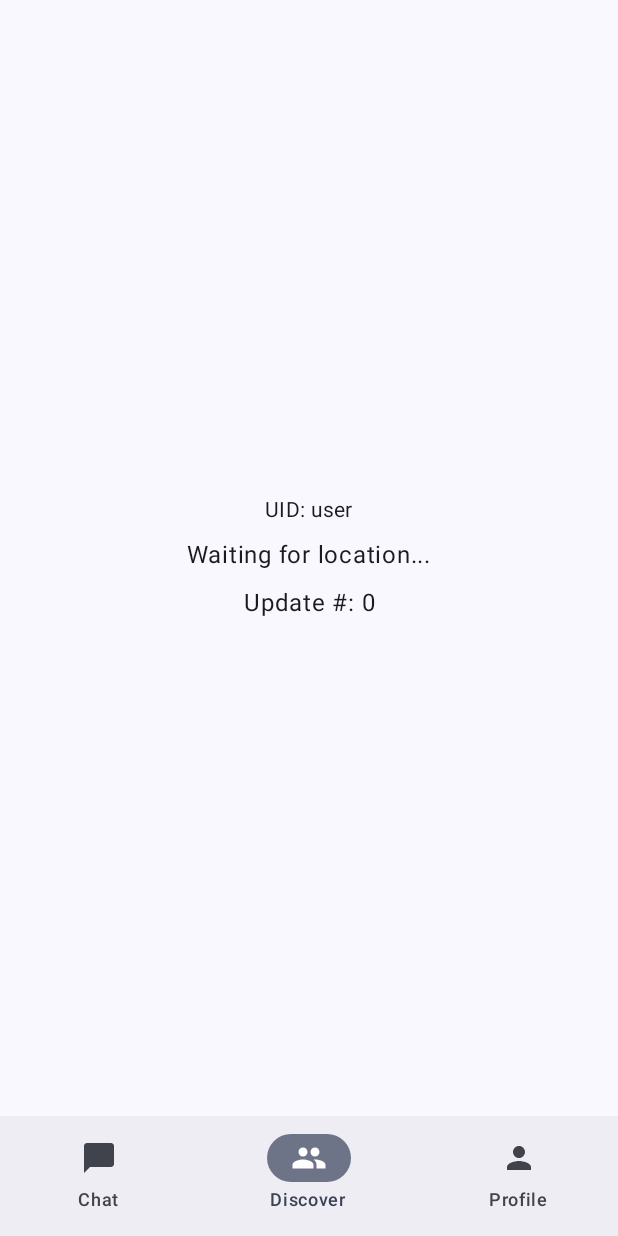
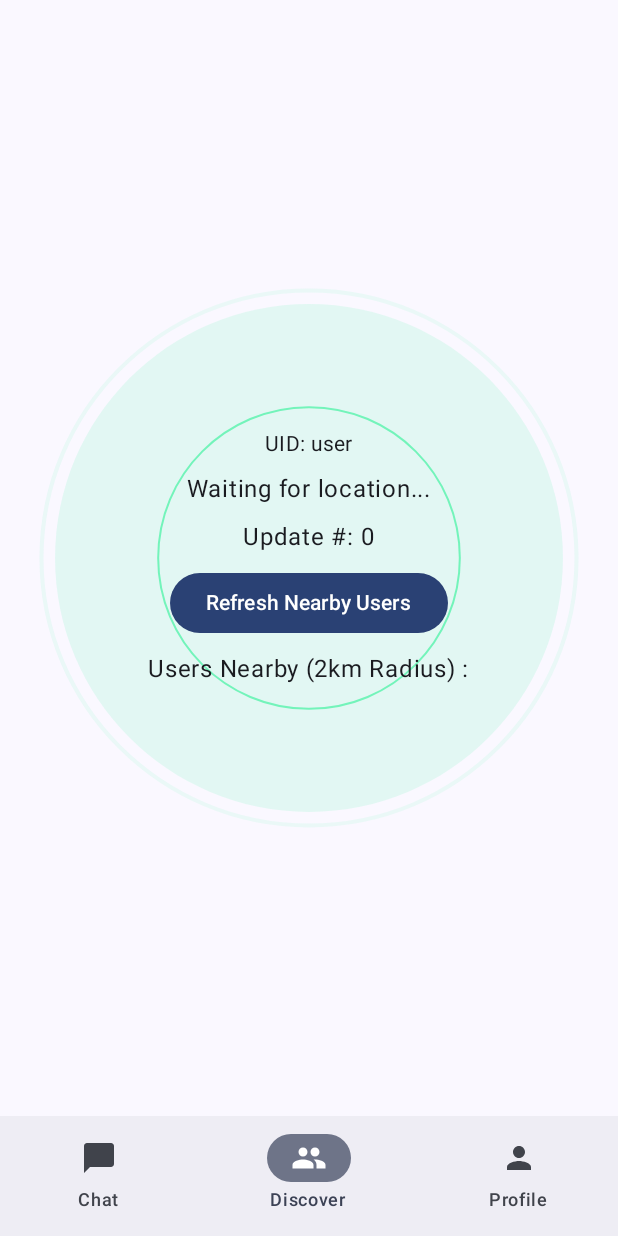
Before and after one commit to Amit-4186/Social-Circle, an Android app built with Jetpack Compose: the MainScreen screen opened through its navigation route, item 2 of the bottom bar chosen, on a phone screen of 412 x 824 dp. Run offline under Robolectric (Android 15) with nearby library versions, the light colour scheme and no system bars; our stand-ins replace Firebase (no records; nobody signed in at launch, a user with empty details on screens opened directly).

Commit message:
Fetch nearby users from firebase + Ui animation

```diff
--- a/app/build.gradle.kts
+++ b/app/build.gradle.kts
@@ -48,6 +48,9 @@ dependencies {
     implementation(libs.firebase.firestore)
     implementation(libs.firebase.storage)
     implementation(libs.firebase.analytics)
+
+    //Animation
+    implementation(libs.lottie.compose)
     //Location Dependency
     implementation(libs.play.services.location)
     implementation(libs.accompanist.permissions)
--- a/app/src/main/java/com/example/socialcircle/Navigation.kt
+++ b/app/src/main/java/com/example/socialcircle/Navigation.kt
@@ -9,7 +9,6 @@ import androidx.navigation.compose.NavHost
 import androidx.navigation.compose.composable
 import androidx.navigation.compose.rememberNavController
 import com.example.socialcircle.screens.ForgotPasswordScreen
-import com.example.socialcircle.screens.LoadingScreen
 import com.example.socialcircle.screens.LoginScreen
 import com.example.socialcircle.screens.MainScreen
 import com.example.socialcircle.screens.ProfileCreationScreen
@@ -18,7 +17,6 @@ import com.example.socialcircle.screens.VerificationScreen
 import com.example.socialcircle.viewModels.AuthenticationViewModel
 
 sealed class Screen(val route: String) {
-    object Loading : Screen("loading")
     object Login : Screen("login")
     object Verification : Screen("verification")
     object ForgotPassword : Screen("forgotPassword")
@@ -35,30 +33,12 @@ fun AppNavigation() {
     val navController = rememberNavController()
     val viewModel: AuthenticationViewModel = viewModel()
 
-    val isLoaded by remember { mutableStateOf(false) }
-    val isLogin by remember { mutableStateOf(false) }
+    val isLogin by remember { mutableStateOf(viewModel.user != null) }
 
     NavHost(
         navController = navController,
-        startDestination = Screen.Loading.route //Screen.Loading.route
+        startDestination = if (isLogin) Screen.Main.route else Screen.Login.route
     ) {
-
-        fun loadingComplete() {
-            if (isLogin) {
-                navController.navigate(Screen.Main.route) {
-                    popUpTo(Screen.Loading.route) { inclusive = true }
-                }
-            }
-            else {
-                navController.navigate(Screen.Login.route) {
-                    popUpTo(Screen.Loading.route) { inclusive = true }
-                }
-            }
-        }
-
-        composable(Screen.Loading.route) {
-            LoadingScreen(isLoaded = isLoaded, loadingComplete = { loadingComplete() })
-        }
 
         composable(Screen.Login.route) {
             LoginScreen(viewModel, navController)
--- a/app/src/main/java/com/example/socialcircle/screens/Discover.kt
+++ b/app/src/main/java/com/example/socialcircle/screens/Discover.kt
@@ -9,9 +9,17 @@ import androidx.compose.material3.Button
 import androidx.compose.material3.MaterialTheme
 import androidx.compose.material3.Text
 import androidx.compose.runtime.Composable
+import androidx.compose.runtime.collectAsState
+import androidx.compose.runtime.getValue
 import androidx.compose.ui.Alignment
 import androidx.compose.ui.Modifier
+import androidx.compose.ui.layout.ContentScale
 import androidx.compose.ui.unit.dp
+import com.airbnb.lottie.compose.LottieAnimation
+import com.airbnb.lottie.compose.LottieCompositionSpec
+import com.airbnb.lottie.compose.LottieConstants
+import com.airbnb.lottie.compose.animateLottieCompositionAsState
+import com.airbnb.lottie.compose.rememberLottieComposition
 
 @Composable
 fun DiscoverScreen(
@@ -21,23 +29,71 @@ fun DiscoverScreen(
     onRequestPermission: () -> Unit,
     onEnableGps: () -> Unit,
     lastLocation: Location?,
-    locationUpdateCount: Int
+    locationUpdateCount: Int,
+    viewModel: LocationViewModel
 ) {
     Box(Modifier.fillMaxSize(), contentAlignment = Alignment.Center) {
+        val nearby by viewModel.nearbyUsers.collectAsState()
         when {
-            !hasPermission -> Button(onClick = onRequestPermission) { Text("Grant Location Permission") }
-            !isGpsOn -> Button(onClick = onEnableGps) { Text("Enable Device Location") }
-            else -> Column(
+            !hasPermission ->
+                Button(onClick = onRequestPermission) { Text("Grant Location Permission") }
+
+            !isGpsOn ->
+                Button(onClick = onEnableGps) { Text("Enable Device Location") }
+
+            else ->
+                Box(contentAlignment = Alignment.Center) {
+                    LottieInfiniteAnimation(
+                        assetName = "discover.json",
+                        modifier = Modifier.fillMaxSize()
+                    )
+
+                    Column(
                         horizontalAlignment = Alignment.CenterHorizontally,
                         verticalArrangement = Arrangement.spacedBy(8.dp)
                     ) {
                         Text("UID: $uid", style = MaterialTheme.typography.bodyMedium)
                         lastLocation?.let {
-                    Text("Lat: ${it.latitude}")
-                    Text("Lng: ${it.longitude}")
+                            Text("Lat: ${it.latitude} Lng: ${it.longitude}")
                         } ?: Text("Waiting for location...")
+
                         Text("Update #: $locationUpdateCount")
+
+                        Button(onClick = {
+                            lastLocation?.let { viewModel.refreshNearby(it) }
+                        }) {
+                            Text("Refresh Nearby Users")
+                        }
+
+                        Text("Users Nearby (2km Radius) :")
+
+                        nearby.forEach { uid ->
+                            Text(text = uid)
                         }
                     }
                 }
         }
+    }
+}
+
+@Composable
+fun LottieInfiniteAnimation(
+    assetName: String,
+    modifier: Modifier = Modifier
+) {
+    val composition by rememberLottieComposition(LottieCompositionSpec.Asset(assetName))
+
+    val progress by animateLottieCompositionAsState(
+        composition = composition,
+        iterations = LottieConstants.IterateForever,
+        isPlaying = true,
+        restartOnPlay = false
+    )
+
+    LottieAnimation(
+        composition = composition,
+        progress = { progress },
+        modifier = modifier.fillMaxSize(),
+        contentScale = ContentScale.Fit
+    )
+}
--- a/app/src/main/java/com/example/socialcircle/screens/LocationViewModel.kt
+++ b/app/src/main/java/com/example/socialcircle/screens/LocationViewModel.kt
@@ -8,6 +8,7 @@ import android.os.Looper
 import android.util.Log
 import androidx.lifecycle.ViewModel
 import androidx.lifecycle.ViewModelProvider
+import androidx.lifecycle.viewModelScope
 import com.google.android.gms.common.api.ResolvableApiException
 import com.google.android.gms.location.FusedLocationProviderClient
 import com.google.android.gms.location.LocationCallback
@@ -22,8 +23,17 @@ import com.google.firebase.auth.auth
 import com.google.firebase.firestore.FieldValue
 import com.google.firebase.firestore.GeoPoint
 import com.google.firebase.firestore.firestore
+import kotlinx.coroutines.delay
 import kotlinx.coroutines.flow.MutableStateFlow
 import kotlinx.coroutines.flow.StateFlow
+import kotlinx.coroutines.isActive
+import kotlinx.coroutines.launch
+import kotlinx.coroutines.tasks.await
+import kotlin.math.atan2
+import kotlin.math.cos
+import kotlin.math.pow
+import kotlin.math.sin
+import kotlin.math.sqrt
 
 class LocationViewModel(
     private val fusedClient: FusedLocationProviderClient,
@@ -35,6 +45,9 @@ class LocationViewModel(
 
     private val _lastLocation = MutableStateFlow<Location?>(null)
     val lastLocation: StateFlow<Location?> = _lastLocation
+
+    private val _nearbyUsers = MutableStateFlow<List<String>>(emptyList())
+    val nearbyUsers: StateFlow<List<String>> = _nearbyUsers
 
     private val _locationUpdateCount = MutableStateFlow(0)
     val locationUpdateCount: StateFlow<Int> = _locationUpdateCount
@@ -52,6 +65,49 @@ class LocationViewModel(
 
         locationCollection.document(uid).set(userLocationData)
         Log.d("location", "location published")
+    }
+
+    // Schedule periodic refresh every 5 minutes
+    init {
+        viewModelScope.launch {
+            // initial delay to wait for first location
+            delay(5_000)
+            while (isActive) {
+                lastLocation.value?.let { loc ->
+                    refreshNearby(loc)
+                }
+                delay(5 * 60 * 1000L)
+            }
+        }
+    }
+
+    fun refreshNearby(currentLoc: Location) {
+        viewModelScope.launch{
+            val allDocs = firestore.collection("UserLocation").get().await()
+            val nearby = allDocs.documents.mapNotNull { doc ->
+                val geo = doc.getGeoPoint("geopoint") ?: return@mapNotNull null
+                val dist = distanceInKm(
+                    currentLoc.latitude, currentLoc.longitude,
+                    geo.latitude, geo.longitude
+                )
+                if (dist <= 2.0) doc.id else null
+            }
+            _nearbyUsers.value = nearby
+        }
+    }
+
+    fun distanceInKm(
+        lat1: Double, lng1: Double,
+        lat2: Double, lng2: Double
+    ): Double {
+        val radius = 6371.0 // Earth radius
+        val dLat = Math.toRadians(lat2 - lat1)
+        val dLng = Math.toRadians(lng2 - lng1)
+        val a = sin(dLat/2).pow(2) +
+                cos(Math.toRadians(lat1)) * cos(Math.toRadians(lat2)) *
+                sin(dLng/2).pow(2)
+        val c = 2 * atan2(sqrt(a), sqrt(1-a))
+        return radius * c
     }
 
     private val locationCallback = object : LocationCallback() {
--- a/app/src/main/java/com/example/socialcircle/screens/MainScreen.kt
+++ b/app/src/main/java/com/example/socialcircle/screens/MainScreen.kt
@@ -116,7 +116,8 @@ fun MainScreen() {
                         }
                     },
                     lastLocation = viewModel.lastLocation.collectAsState().value,
-                    locationUpdateCount = viewModel.locationUpdateCount.collectAsState().value
+                    locationUpdateCount = viewModel.locationUpdateCount.collectAsState().value,
+                    viewModel = viewModel
                 )
 
                 Screen.Chat.route -> ChatScreen()
--- a/app/src/main/java/com/example/socialcircle/ui/theme/Theme.kt
+++ b/app/src/main/java/com/example/socialcircle/ui/theme/Theme.kt
@@ -1,7 +1,6 @@
 package com.example.socialcircle.ui.theme
 
 import android.os.Build
-import androidx.compose.foundation.isSystemInDarkTheme
 import androidx.compose.material3.MaterialTheme
 import androidx.compose.material3.darkColorScheme
 import androidx.compose.material3.dynamicDarkColorScheme
@@ -34,7 +33,7 @@ private val LightColorScheme = lightColorScheme(
 
 @Composable
 fun SocialCircleTheme(
-    darkTheme: Boolean = isSystemInDarkTheme(),
+    darkTheme: Boolean = false, // isSystemInDarkTheme(),
     // Dynamic color is available on Android 12+
     dynamicColor: Boolean = true,
     content: @Composable () -> Unit
--- a/app/src/main/java/com/example/socialcircle/viewModels/AuthViewModel.kt
+++ b/app/src/main/java/com/example/socialcircle/viewModels/AuthViewModel.kt
@@ -15,6 +15,7 @@ import kotlinx.coroutines.launch
 class AuthenticationViewModel : ViewModel() {
 
     private val auth: FirebaseAuth = FirebaseAuth.getInstance()
+    val user = auth.currentUser
 
     private val _authState = MutableStateFlow<AuthResultState>(AuthResultState.Idle)
     val authState: StateFlow<AuthResultState> = _authState
--- a/gradle/libs.versions.toml
+++ b/gradle/libs.versions.toml
@@ -13,6 +13,7 @@ lifecycleRuntimeKtx = "2.9.1"
 activityCompose = "1.10.1"
 composeBom = "2025.06.01"
 lifecycleViewmodelCompose = "2.9.1"
+lottieCompose = "6.6.7"
 material = "1.8.3"
 materialIconsExtended = "1.7.8"
 navigationCompose = "2.9.0"
@@ -45,6 +46,7 @@ androidx-ui-test-manifest = { group = "androidx.compose.ui", name = "ui-test-man
 androidx-ui-test-junit4 = { group = "androidx.compose.ui", name = "ui-test-junit4" }
 androidx-material3 = { group = "androidx.compose.material3", name = "material3" }
 lifecycle-viewmodel-compose = { module = "androidx.lifecycle:lifecycle-viewmodel-compose", version.ref = "lifecycleViewmodelCompose" }
+lottie-compose = { module = "com.airbnb.android:lottie-compose", version.ref = "lottieCompose" }
 play-services-location = { module = "com.google.android.gms:play-services-location", version.ref = "playServicesLocation" }
 
 [plugins]
```
Also changed, not shown: app/src/main/assets/discover.json (added, +1 -0 lines). Lines whose indentation alone changed are shown as unchanged.
